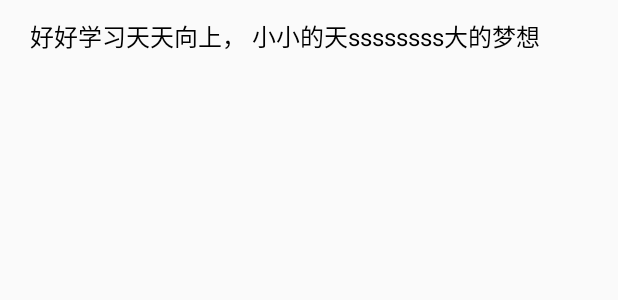
After one commit to chaooooooo/Ami, an Android app: the layout simpel_drawer_item_layout.xml on its own in the app's theme, with its tools: preview values and no code run, on a phone screen of 412 x 824 dp. The commit adds this screen. Shown: the top 300 px of the screen. Run offline under Robolectric (Android 15) with nearby library versions, the phone set to English and light mode, and no system bars.

Commit message:
drawer 视图优化

```diff
--- a/Ami/src/main/java/chao/app/ami/Ami.java
+++ b/Ami/src/main/java/chao/app/ami/Ami.java
@@ -43,12 +43,14 @@ public class Ami {
             return;
         }
         mInstance = new Ami(app);
-        LeakCanary.install(app);
         DrawerManager.init(app, drawerId);
         ProxyManager.init(app);
         TextManager.init();
     }
 
+    public static void enableLeakCanary(Application app) {
+        LeakCanary.install(app);
+    }
 
     public static Application getApp() {
         return mApp;
--- /dev/null
+++ b/Ami/src/main/res/layout/simpel_drawer_item_layout.xml
@@ -0,0 +1,31 @@
+<?xml version="1.0" encoding="utf-8"?>
+<LinearLayout xmlns:android="http://schemas.android.com/apk/res/android"
+    android:layout_width="match_parent"
+    android:layout_height="wrap_content"
+    xmlns:tools="http://schemas.android.com/tools"
+    android:gravity="center_vertical"
+    android:minHeight="48dp"
+    android:orientation="horizontal">
+
+    <TextView
+        android:id="@+id/drawer_item_name"
+        android:textSize="16sp"
+        android:textColor="@android:color/black"
+        android:layout_weight="1"
+        android:layout_width="wrap_content"
+        android:layout_height="wrap_content"
+        android:layout_marginLeft="20dp"
+        android:layout_marginRight="20dp"
+        android:ellipsize="end"
+        android:lines="1"
+        tools:text="好好学习天天向上， 小小的天ssssssss大的梦想"/>
+
+    <ImageView
+        android:id="@+id/drawer_item_arrow"
+        android:src="@drawable/ic_right_arrow"
+        android:visibility="invisible"
+        android:layout_marginRight="10dp"
+        android:layout_width="wrap_content"
+        android:layout_height="wrap_content" />
+
+</LinearLayout>
--- a/app/src/main/res/values/strings.xml
+++ b/app/src/main/res/values/strings.xml
@@ -1,3 +1,3 @@
 <resources>
-    <string name="app_name">DebugTools</string>
+    <string name="app_name">Ami</string>
 </resources>
```
Also changed, not shown: Ami/src/main/java/chao/app/ami/launcher/drawer/DrawerManager.java (+14 -3 lines), Ami/src/main/res/drawable-xxhdpi/ic_right_arrow.png (added).
